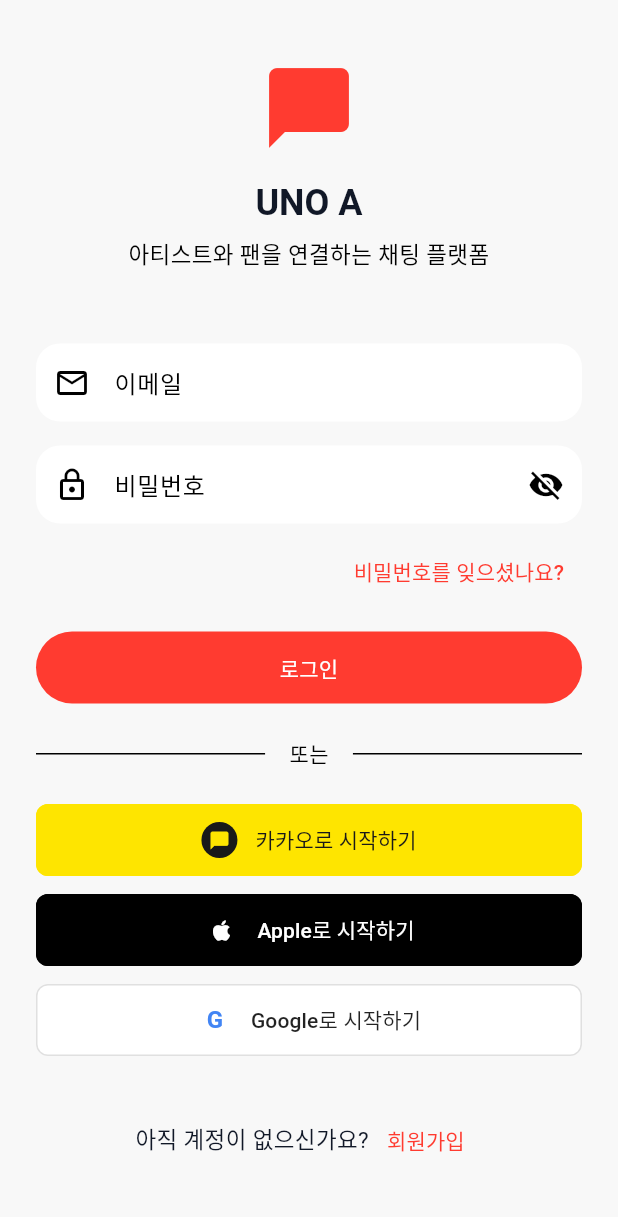
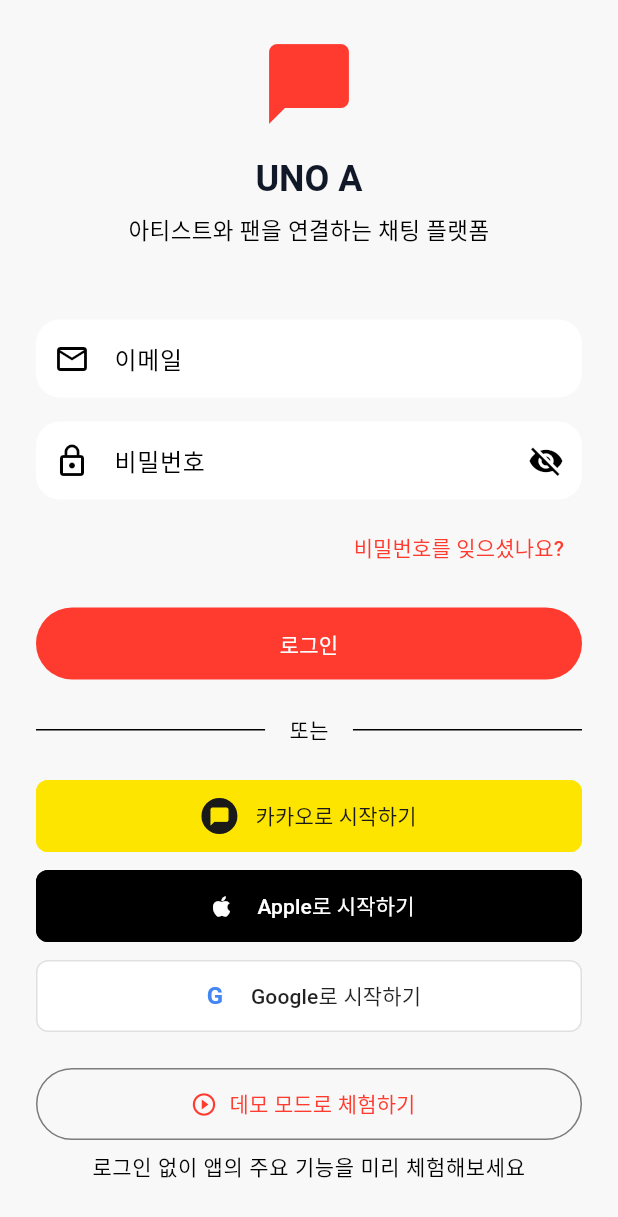
Before and after one commit to teo53/unoa-g, a Flutter app: the LoginScreen screen opened directly, on a phone screen of 412 x 824 dp. Shown: the top 1217 px of the screen. Run offline on Flutter 3.47's test engine with Material 3 defaults, Android fonts, the phone set to English and light mode, and no system bars; our stand-ins replace cached_network_image, flutter_riverpod, go_router, google_fonts, hive_flutter, image_picker and 1 more; accounts and stored records are empty; Roboto replaces fonts that are missing (Pretendard).

Commit message:
feat: 데모 모드 기능 추가
- 로그인 화면에 "데모 모드로 체험하기" 버튼 추가
- AuthDemoMode 상태 추가로 로그인 없이 앱 체험 가능
- 데모 모드에서 Mock 채팅 목록 데이터 표시
- /login, /register 라우트 추가

Co-Authored-By: Claude Opus 4.5 <noreply@anthropic.com>

```diff
--- a/lib/features/auth/screens/login_screen.dart
+++ b/lib/features/auth/screens/login_screen.dart
@@ -221,7 +221,32 @@ class _LoginScreenState extends ConsumerState<LoginScreen> {
 
                 // Social login buttons
                 const SocialLoginButtons(),
-                const SizedBox(height: 32),
+                const SizedBox(height: 24),
+
+                // Demo mode button
+                OutlinedButton.icon(
+                  onPressed: () {
+                    ref.read(authProvider.notifier).enterDemoMode();
+                    context.go('/');
+                  },
+                  style: OutlinedButton.styleFrom(
+                    minimumSize: const Size.fromHeight(48),
+                    side: BorderSide(
+                      color: theme.colorScheme.outline.withOpacity(0.5),
+                    ),
+                  ),
+                  icon: const Icon(Icons.play_circle_outline),
+                  label: const Text('데모 모드로 체험하기'),
+                ),
+                const SizedBox(height: 8),
+                Text(
+                  '로그인 없이 앱의 주요 기능을 미리 체험해보세요',
+                  textAlign: TextAlign.center,
+                  style: theme.textTheme.bodySmall?.copyWith(
+                    color: theme.colorScheme.onSurfaceVariant,
+                  ),
+                ),
+                const SizedBox(height: 24),
 
                 // Register link
                 Row(
--- a/lib/navigation/app_router.dart
+++ b/lib/navigation/app_router.dart
@@ -18,11 +18,15 @@ import '../features/subscriptions/subscriptions_screen.dart';
 import '../features/help/help_center_screen.dart';
 import '../features/artist_inbox/artist_inbox_screen.dart';
 import '../features/artist_inbox/broadcast_compose_screen.dart';
+import '../features/auth/screens/login_screen.dart';
+import '../features/auth/screens/register_screen.dart';
 import '../shared/widgets/app_scaffold.dart';
 import '../shared/widgets/bottom_nav_bar.dart';
 
 class AppRoutes {
   static const String home = '/';
+  static const String login = '/login';
+  static const String register = '/register';
   static const String chat = '/chat';
   static const String chatThread = '/chat/:artistId';
   static const String funding = '/funding';
@@ -182,6 +186,17 @@ final appRouter = GoRouter(
         return BroadcastComposeScreen(channelId: channelId);
       },
     ),
+    // Auth Routes
+    GoRoute(
+      path: '/login',
+      parentNavigatorKey: _rootNavigatorKey,
+      builder: (context, state) => const LoginScreen(),
+    ),
+    GoRoute(
+      path: '/register',
+      parentNavigatorKey: _rootNavigatorKey,
+      builder: (context, state) => const RegisterScreen(),
+    ),
   ],
 );
 
```
Also changed, not shown: lib/providers/auth_provider.dart (+37 -3 lines), lib/providers/chat_list_provider.dart (+61 -0 lines).
